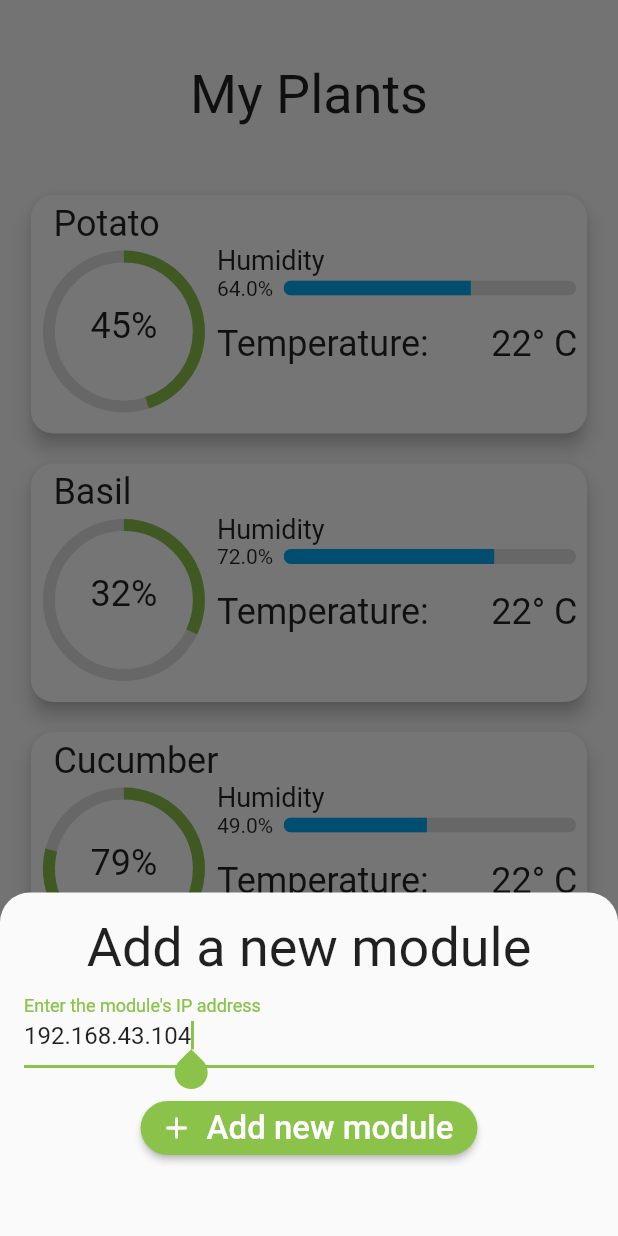
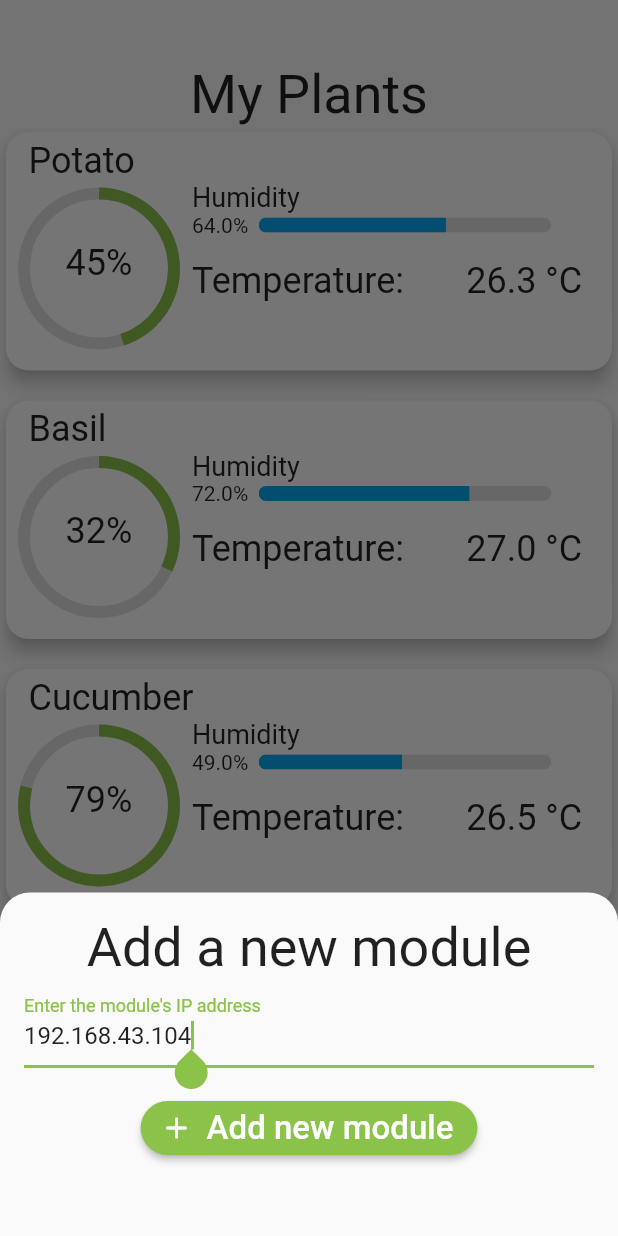
Before and after one commit to davidp-ro/aaaoleu, a Flutter app: the screen it shows after launch, after a tap on "Add new module", on a phone screen of 412 x 824 dp. Run offline on Flutter 3.47's test engine with Material 2 defaults, Android fonts, the phone set to English and light mode, and no system bars; our stand-ins replace google_fonts, shared_preferences; Roboto replaces fonts that are missing (Mukta).

Commit message:
Persistent storage for modules

```diff
--- a/lib/main.dart
+++ b/lib/main.dart
@@ -1,20 +1,32 @@
 // ignore_for_file: prefer_const_literals_to_create_immutables
 
 import 'package:aaaoleu/add_module_modal.dart';
+import 'package:aaaoleu/no_glow_scroll.dart';
+import 'package:aaaoleu/providers/modules.dart';
 import 'package:aaaoleu/services/embedded.dart';
 import 'package:flutter/material.dart';
 import 'package:flutter/services.dart';
 import 'package:google_fonts/google_fonts.dart';
+import 'package:provider/provider.dart';
+import 'package:shared_preferences/shared_preferences.dart';
+import '';
 import 'plantcard.dart';
 
 void main() async {
   WidgetsFlutterBinding.ensureInitialized();
   await SystemChrome.setPreferredOrientations([DeviceOrientation.portraitUp]);
-  runApp(const MyApp());
+  runApp(
+    MultiProvider(
+      providers: [
+        ChangeNotifierProvider(create: (_) => ModuleProvider()),
+      ],
+      child: const LightWay(),
+    ),
+  );
 }
 
-class MyApp extends StatelessWidget {
-  const MyApp({Key? key}) : super(key: key);
+class LightWay extends StatelessWidget {
+  const LightWay({Key? key}) : super(key: key);
 
   // This widget is the root of your application.
   @override
@@ -50,16 +62,40 @@
   }
 
   @override
+  void initState() {
+    super.initState();
+
+    SharedPreferences.getInstance().then((prefs) {
+      List<String> moduleURIs = prefs.getStringList("MODULES") ?? [];
+
+      print("\n\n\n\nSP: $moduleURIs\n\n\n\n");
+
+      for (String moduleURI in moduleURIs) {
+        EmbeddedService.getData(moduleURI).then((data) {
+          if (data != null) {
+            context.read<ModuleProvider>().addModule(data);
+            print("Added module from SharedPrefs: ${data.toString()}");
+          }
+        });
+      }
+    });
+  }
+
+  @override
   Widget build(BuildContext context) {
     return Scaffold(
       body: SizedBox(
         width: MediaQuery.of(context).size.width,
+        child: ScrollConfiguration(
+          behavior: NoScrollGlow(),
           child: SingleChildScrollView(
+            physics: const BouncingScrollPhysics(),
+            child: Flexible(
               child: Column(
                 crossAxisAlignment: CrossAxisAlignment.center,
                 children: [
                   const Padding(
-                padding: EdgeInsets.only(top: 42.0, bottom: 42.0),
+                    padding: EdgeInsets.only(top: 42.0),
                     child: Text(
                       "My Plants",
                       style: TextStyle(
@@ -67,27 +103,23 @@
                       ),
                     ),
                   ),
-              const PlantCard(
-                title: "Potato",
-                humidity: 0.64,
-                growth: 0.45,
-                temp: 26,
-                lightOn: false,
-                pH: 6.4,
-              ),
-              const PlantCard(
-                title: "Basil",
-                humidity: 0.72,
-                growth: 0.32,
-                temp: 27,
-                pH: 7.1,
-              ),
-              const PlantCard(
-                title: "Cucumber",
-                humidity: 0.49,
-                growth: 0.79,
-                temp: 26,
-                pH: 6.9,
+                  ListView.builder(
+                    shrinkWrap: true,
+                    physics: const BouncingScrollPhysics(),
+                    itemCount: context.watch<ModuleProvider>().results.length,
+                    itemBuilder: (context, index) {
+                      final module =
+                          context.watch<ModuleProvider>().results[index];
+
+                      return PlantCard(
+                        title: module.name,
+                        humidity: module.humidity,
+                        growth: module.growth,
+                        temp: module.temperature,
+                        lightOn: module.lightOn,
+                        pH: module.pH,
+                      );
+                    },
                   ),
                   const SizedBox(
                     height: 10,
@@ -101,9 +133,25 @@
                     ),
                     onPressed: () async {
                       AddModuleSheet.show(context, textController, () async {
-                    final data = await EmbeddedService.getData(
-                        "http://${textController.value.text}/");
-                    print(data.toString());
+                        final data = await EmbeddedService.addModule(
+                          "http://${textController.value.text}/",
+                        );
+
+                        if (data != null) {
+                          context.read<ModuleProvider>().addModule(data);
+                          print("\nAdded module: ${data.toString()}\n\n");
+                        }
+
+                        ScaffoldMessenger.of(context).showSnackBar(
+                          SnackBar(
+                            content: Text(
+                              data != null
+                                  ? "Successfully added!"
+                                  : "Someting went wrong...",
+                            ),
+                          ),
+                        );
+
                         Navigator.pop(context);
                       });
                     },
@@ -116,7 +164,10 @@
                       ),
                     ),
                   ),
+                  const SizedBox(height: 36),
                 ],
+              ),
+            ),
           ),
         ),
       ),
--- a/lib/models/embedded_res.dart
+++ b/lib/models/embedded_res.dart
@@ -1,18 +1,34 @@
 class EmbeddedRes {
   final double temperature;
+  final double humidity;
+  final String name;
+  final double growth;
+  final bool lightOn;
+  final double pH;
 
-  final double humidity;
+  EmbeddedRes(
+    this.temperature,
+    this.humidity,
+    this.name,
+    this.growth,
+    this.lightOn,
+    this.pH,
+  );
 
-  EmbeddedRes(this.temperature, this.humidity);
-
+  /// Contains some mock data
   factory EmbeddedRes.fromJson(dynamic json) {
-    return EmbeddedRes(json['temperature'], json['humidity']);
+    return EmbeddedRes(
+        json['temperature'], json['humidity'], "Radish", 0.96, true, 7.2);
   }
 
-  Map<String, double> toMap() {
+  Map<String, dynamic> toMap() {
     return {
       "temperature": temperature,
       "humidity": humidity,
+      "name": name,
+      "growth": growth,
+      "lightOn": lightOn,
+      "pH": pH,
     };
   }
 
--- /dev/null
+++ b/lib/no_glow_scroll.dart
@@ -0,0 +1,9 @@
+import 'package:flutter/material.dart';
+
+class NoScrollGlow extends ScrollBehavior {
+  @override
+  Widget buildViewportChrome(
+      BuildContext context, Widget child, AxisDirection axisDirection) {
+    return child;
+  }
+}
--- a/lib/plantcard.dart
+++ b/lib/plantcard.dart
@@ -2,8 +2,7 @@
 
 class PlantCard extends StatefulWidget {
   final String title;
-  final double humidity, growth, pH, targetpH;
-  final int temp;
+  final double temp, humidity, growth, pH, targetpH;
   final bool lightOn;
   const PlantCard({
     Key? key,
@@ -281,11 +280,11 @@
                               ),
                             ],
                           ),
-                          const Padding(
-                            padding: EdgeInsets.only(top: 15.0),
+                          Padding(
+                            padding: const EdgeInsets.only(top: 15.0),
                             child: Text(
-                              "Temperature:       22° C",
-                              style: TextStyle(fontSize: 24),
+                              "Temperature:       ${widget.temp} °C",
+                              style: const TextStyle(fontSize: 24),
                             ),
                           ),
                         ])
--- /dev/null
+++ b/lib/providers/modules.dart
@@ -0,0 +1,23 @@
+import 'package:aaaoleu/models/embedded_res.dart';
+import 'package:flutter/foundation.dart';
+
+class ModuleProvider with ChangeNotifier, DiagnosticableTreeMixin {
+  /// Contains mock data by default
+  List<EmbeddedRes> _results = [
+    EmbeddedRes(26.3, 0.64, "Potato", 0.45, false, 6.4),
+    EmbeddedRes(27, 0.72, "Basil", 0.32, true, 7.1),
+    EmbeddedRes(26.5, 0.49, "Cucumber", 0.79, true, 6.9),
+  ];
+
+  List<EmbeddedRes> get results => _results;
+
+  set results(List<EmbeddedRes> res) {
+    _results = res;
+    notifyListeners();
+  }
+
+  void addModule(EmbeddedRes res) {
+    _results.add(res);
+    notifyListeners();
+  }
+}
--- a/pubspec.yaml
+++ b/pubspec.yaml
@@ -36,6 +36,8 @@
   cupertino_icons: ^1.0.2
   google_fonts: ^2.1.0
   http: ^0.13.4
+  shared_preferences: ^2.0.9
+  provider: ^6.0.1
 
 dev_dependencies:
   flutter_test:
```
Also changed, not shown: lib/services/embedded.dart (+25 -0 lines), pubspec.lock. Lines whose indentation alone changed are shown as unchanged.
